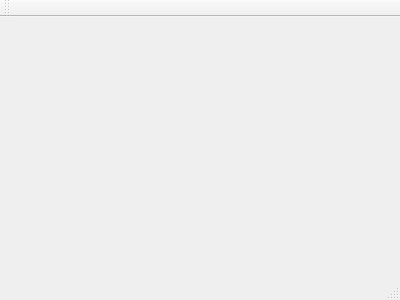
Before: the Qt Designer form imageviewer.ui in wojtodzio/ImageViewer, drawn with Qt 5.
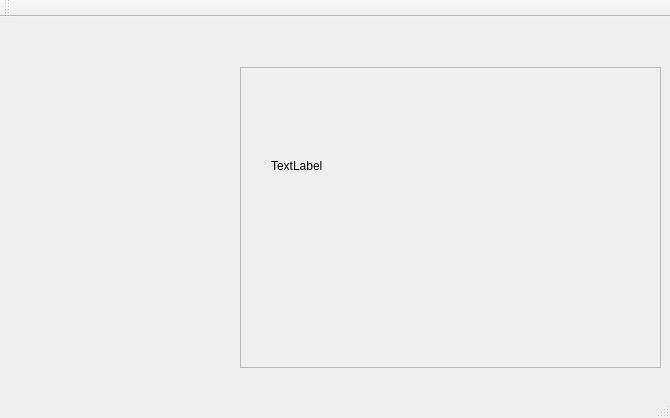
After: the same form once the commit is applied.

Commit message: Add basic scroll area with text label to display images

What changed in the file:
```diff
--- a/imageviewer.ui
+++ b/imageviewer.ui
@@ -1,24 +1,76 @@
 <ui version="4.0">
  <class>ImageViewer</class>
- <widget class="QMainWindow" name="ImageViewer" >
-  <property name="geometry" >
+ <widget class="QMainWindow" name="ImageViewer">
+  <property name="geometry">
    <rect>
     <x>0</x>
     <y>0</y>
-    <width>400</width>
-    <height>300</height>
+    <width>670</width>
+    <height>418</height>
    </rect>
   </property>
   <property name="windowTitle" >
    <string>ImageViewer</string>
   </property>
-  <widget class="QMenuBar" name="menuBar" />
-  <widget class="QToolBar" name="mainToolBar" />
-  <widget class="QWidget" name="centralWidget" />
-  <widget class="QStatusBar" name="statusBar" />
+  <widget class="QWidget" name="centralWidget">
+   <widget class="QScrollArea" name="scrollArea">
+    <property name="geometry">
+     <rect>
+      <x>240</x>
+      <y>50</y>
+      <width>421</width>
+      <height>301</height>
+     </rect>
+    </property>
+    <property name="widgetResizable">
+     <bool>true</bool>
+    </property>
+    <widget class="QWidget" name="scrollAreaWidgetContents">
+     <property name="geometry">
+      <rect>
+       <x>0</x>
+       <y>0</y>
+       <width>419</width>
+       <height>299</height>
+      </rect>
+     </property>
+     <widget class="QLabel" name="label">
+      <property name="geometry">
+       <rect>
+        <x>30</x>
+        <y>90</y>
+        <width>59</width>
+        <height>16</height>
+       </rect>
+      </property>
+      <property name="text">
+       <string>TextLabel</string>
+      </property>
+     </widget>
+    </widget>
+   </widget>
+  </widget>
+  <widget class="QMenuBar" name="menuBar">
+   <property name="geometry">
+    <rect>
+     <x>0</x>
+     <y>0</y>
+     <width>670</width>
+     <height>22</height>
+    </rect>
+   </property>
+  </widget>
+  <widget class="QToolBar" name="mainToolBar">
+   <attribute name="toolBarArea">
+    <enum>TopToolBarArea</enum>
+   </attribute>
+   <attribute name="toolBarBreak">
+    <bool>false</bool>
+   </attribute>
+  </widget>
+  <widget class="QStatusBar" name="statusBar"/>
  </widget>
- <layoutDefault spacing="6" margin="11" />
- <pixmapfunction></pixmapfunction>
+ <layoutdefault spacing="6" margin="11"/>
  <resources/>
  <connections/>
 </ui>
```
Left out of the diff: 3 changed lines with no effect on the pictures.
